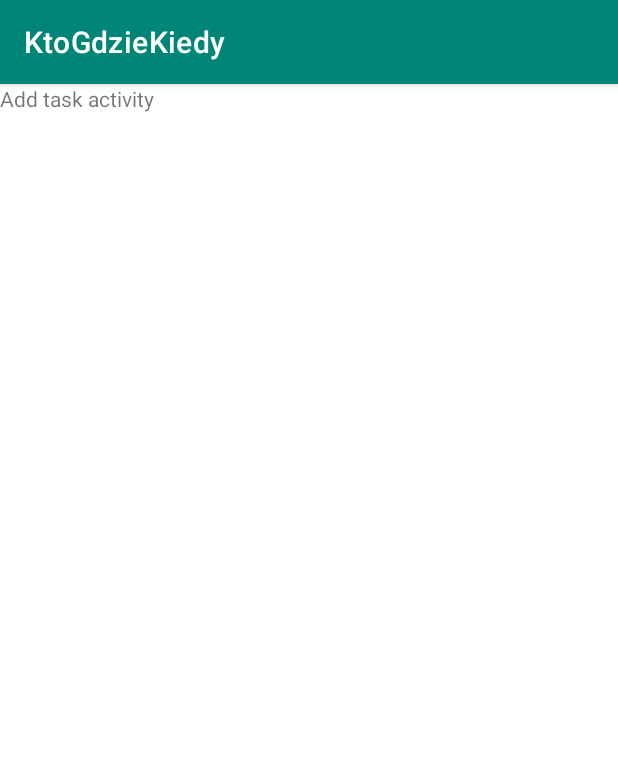
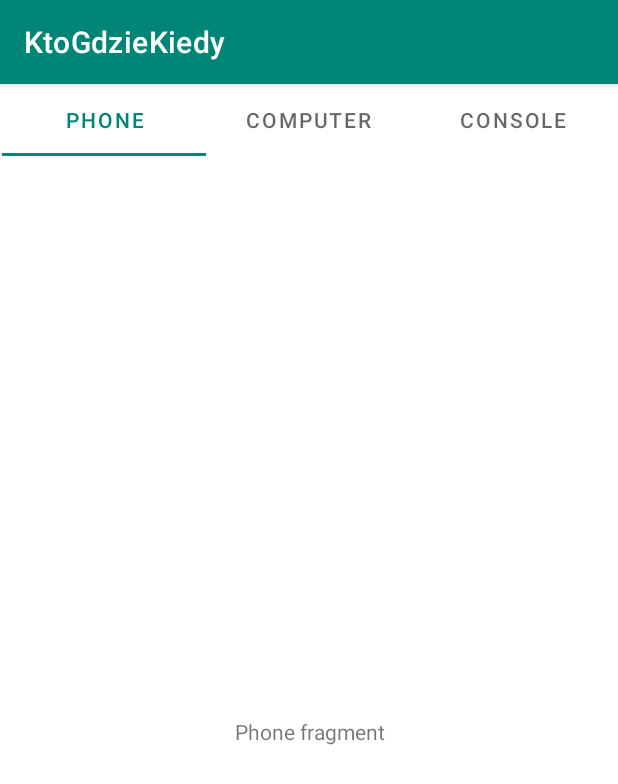
Before and after one commit to ejsiik/InzynieriaOprogramowania, an Android app: the FirstActivity screen opened directly, with no data from a screen before it, on a phone screen of 412 x 824 dp. Shown: the top 784 px of the screen. Run offline under Robolectric (Android 15) with nearby library versions, the phone set to English and light mode, and no system bars.

Commit message:
First activity basics

```diff
--- a/KtoGdzieKiedy/app/build.gradle
+++ b/KtoGdzieKiedy/app/build.gradle
@@ -23,6 +23,8 @@ android {
             proguardFiles getDefaultProguardFile('proguard-android-optimize.txt'), 'proguard-rules.pro'
         }
     }
+
+
     compileOptions {
         sourceCompatibility JavaVersion.VERSION_1_8
         targetCompatibility JavaVersion.VERSION_1_8
--- a/KtoGdzieKiedy/app/src/main/java/com/example/ktogdziekiedy/FirstActivity.kt
+++ b/KtoGdzieKiedy/app/src/main/java/com/example/ktogdziekiedy/FirstActivity.kt
@@ -1,11 +1,40 @@
 package com.example.ktogdziekiedy
 
+import android.annotation.SuppressLint
 import androidx.appcompat.app.AppCompatActivity
 import android.os.Bundle
+import androidx.viewpager2.widget.ViewPager2
+import com.example.ktogdziekiedy.fragments.FragmentAdapter
+import com.google.android.material.tabs.TabLayout
+import com.google.android.material.tabs.TabLayoutMediator
 
 class FirstActivity : AppCompatActivity() {
+
     override fun onCreate(savedInstanceState: Bundle?) {
         super.onCreate(savedInstanceState)
+
         setContentView(R.layout.activity_first)
+        val tabLayout = findViewById<TabLayout>(R.id.tabl)
+        val viewPager2 = findViewById<ViewPager2>(R.id.vpFirst)
+
+        val adapter = FragmentAdapter(supportFragmentManager, lifecycle)
+
+        viewPager2.adapter = adapter
+
+        TabLayoutMediator(tabLayout, viewPager2) {
+            tab, position ->
+            when (position) {
+                0 -> {
+                    tab.text = "Phone"
+                }
+                1 -> {
+                    tab.text = "Computer"
+                }
+                2 -> {
+                    tab.text = "Console"
+                }
+            }
+        }.attach()
+
     }
 }
--- /dev/null
+++ b/KtoGdzieKiedy/app/src/main/java/com/example/ktogdziekiedy/fragments/FragmentAdapter.kt
@@ -0,0 +1,29 @@
+package com.example.ktogdziekiedy.fragments
+
+import androidx.fragment.app.Fragment
+import androidx.fragment.app.FragmentManager
+import androidx.lifecycle.Lifecycle
+import androidx.viewpager2.adapter.FragmentStateAdapter
+
+class FragmentAdapter(fragmentManager: FragmentManager, lifecycle: Lifecycle): FragmentStateAdapter(fragmentManager, lifecycle){
+    override fun getItemCount(): Int {
+        return 3
+    }
+
+    override fun createFragment(position: Int): Fragment {
+        return when (position) {
+            0 -> {
+                PhoneFragment()
+            }
+            1 -> {
+                ComputerFragment()
+            }
+            2 -> {
+                ConsoleFragment()
+            }
+            else -> {
+                Fragment()
+            }
+        }
+    }
+}
--- /dev/null
+++ b/KtoGdzieKiedy/app/src/main/java/com/example/ktogdziekiedy/fragments/PhoneFragment.kt
@@ -0,0 +1,24 @@
+package com.example.ktogdziekiedy.fragments
+
+import android.os.Bundle
+import androidx.fragment.app.Fragment
+import android.view.LayoutInflater
+import android.view.View
+import android.view.ViewGroup
+import com.example.ktogdziekiedy.R
+
+class PhoneFragment : Fragment() {
+
+    override fun onCreate(savedInstanceState: Bundle?) {
+        super.onCreate(savedInstanceState)
+    }
+
+    override fun onCreateView(
+        inflater: LayoutInflater, container: ViewGroup?,
+        savedInstanceState: Bundle?
+    ): View? {
+        // Inflate the layout for this fragment
+        return inflater.inflate(R.layout.fragment_phone, container, false)
+    }
+
+}
--- a/KtoGdzieKiedy/app/src/main/res/layout/activity_first.xml
+++ b/KtoGdzieKiedy/app/src/main/res/layout/activity_first.xml
@@ -6,11 +6,42 @@
     android:layout_height="match_parent"
     tools:context=".FirstActivity">
 
-    <TextView
-        android:id="@+id/textView"
-        android:layout_width="wrap_content"
+    <com.google.android.material.tabs.TabLayout
+        android:id="@+id/tabl"
+        android:layout_width="409dp"
+        android:layout_height="48dp"
+        app:layout_constraintBottom_toBottomOf="parent"
+        app:layout_constraintEnd_toEndOf="parent"
+        app:layout_constraintHorizontal_bias="0.5"
+        app:layout_constraintStart_toStartOf="parent"
+        app:layout_constraintTop_toTopOf="parent"
+        app:layout_constraintVertical_bias="0.0">
+
+        <com.google.android.material.tabs.TabItem
+            android:layout_width="wrap_content"
+            android:layout_height="wrap_content"
+            android:text="Phone" />
+
+        <com.google.android.material.tabs.TabItem
+            android:layout_width="wrap_content"
+            android:layout_height="wrap_content"
+            android:text="Computer"
+            tools:layout_editor_absoluteX="138dp"
+            tools:layout_editor_absoluteY="91dp" />
+
+        <com.google.android.material.tabs.TabItem
+            android:layout_width="wrap_content"
+            android:layout_height="wrap_content"
+            android:text="Console" />
+    </com.google.android.material.tabs.TabLayout>
+
+    <androidx.viewpager2.widget.ViewPager2
+        android:id="@+id/vpFirst"
+        android:layout_width="match_parent"
         android:layout_height="wrap_content"
-        android:text="Add task activity"
-        tools:layout_editor_absoluteX="149dp"
-        tools:layout_editor_absoluteY="117dp" />
+        android:layout_marginBottom="1dp"
+        app:layout_constraintBottom_toBottomOf="parent"
+        app:layout_constraintStart_toEndOf="parent"
+        app:layout_constraintTop_toBottomOf="@+id/tabl"
+        app:layout_constraintVertical_bias="0.0" />
 </androidx.constraintlayout.widget.ConstraintLayout>
--- /dev/null
+++ b/KtoGdzieKiedy/app/src/main/res/layout/fragment_phone.xml
@@ -0,0 +1,14 @@
+<?xml version="1.0" encoding="utf-8"?>
+<RelativeLayout xmlns:android="http://schemas.android.com/apk/res/android"
+    xmlns:tools="http://schemas.android.com/tools"
+    android:layout_width="match_parent"
+    android:layout_height="match_parent"
+    tools:context=".fragments.PhoneFragment">
+
+    <TextView
+        android:id="@+id/tvPhone"
+        android:layout_width="match_parent"
+        android:layout_height="match_parent"
+        android:text="Phone fragment"
+        android:gravity="center" />
+</RelativeLayout>
--- a/KtoGdzieKiedy/app/src/main/res/values/strings.xml
+++ b/KtoGdzieKiedy/app/src/main/res/values/strings.xml
@@ -2,4 +2,6 @@
     <string name="app_name">KtoGdzieKiedy</string>
     <string name="hello_user">Hello @USER</string>
     <string name="running_tasks">Running tasks</string>
+    <!-- TODO: Remove or change this placeholder text -->
+    <string name="hello_blank_fragment">Hello blank fragment</string>
 </resources>
```
Also changed, not shown: KtoGdzieKiedy/app/src/main/java/com/example/ktogdziekiedy/fragments/ComputerFragment.kt (added, +26 -0 lines), KtoGdzieKiedy/app/src/main/java/com/example/ktogdziekiedy/fragments/ConsoleFragment.kt (added, +28 -0 lines), KtoGdzieKiedy/app/src/main/res/layout/fragment_computer.xml (added, +16 -0 lines), KtoGdzieKiedy/app/src/main/res/layout/fragment_console.xml (added, +16 -0 lines), KtoGdzieKiedy/app/src/main/res/layout/list_item_phone.xml (added, +65 -0 lines), KtoGdzieKiedy/app/src/main/res/drawable/lcd.jpeg (added), KtoGdzieKiedy/app/src/main/res/drawable/logout.png (deleted).
